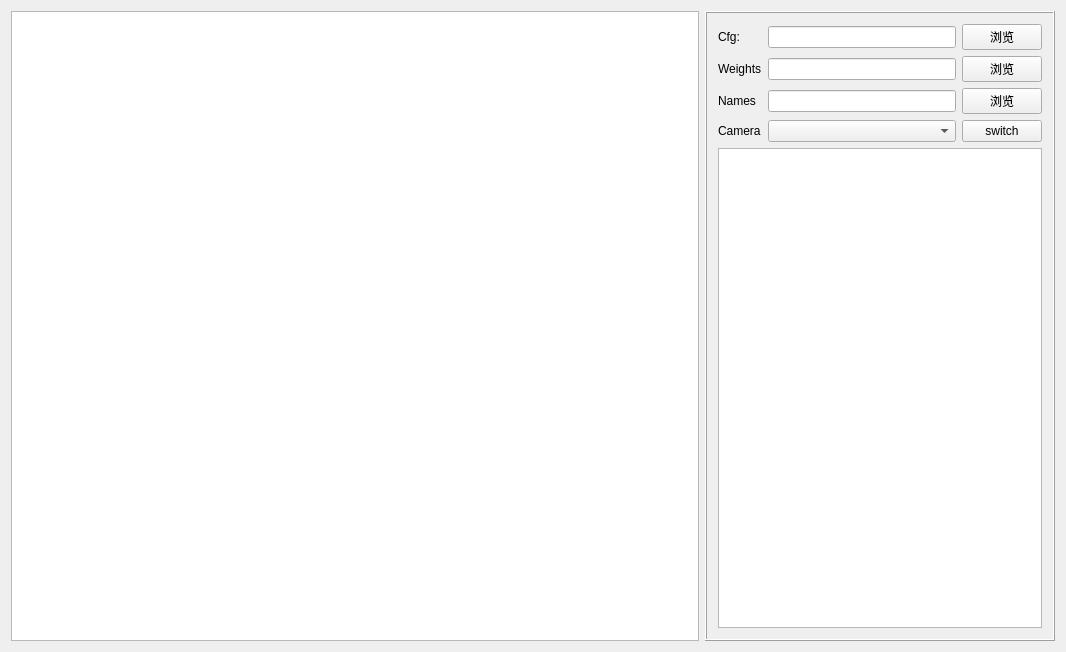
The window that src/Evision/ObjectDetectionView.ui (jiafeng5513/Evision) describes before a commit, drawn with Qt 5.
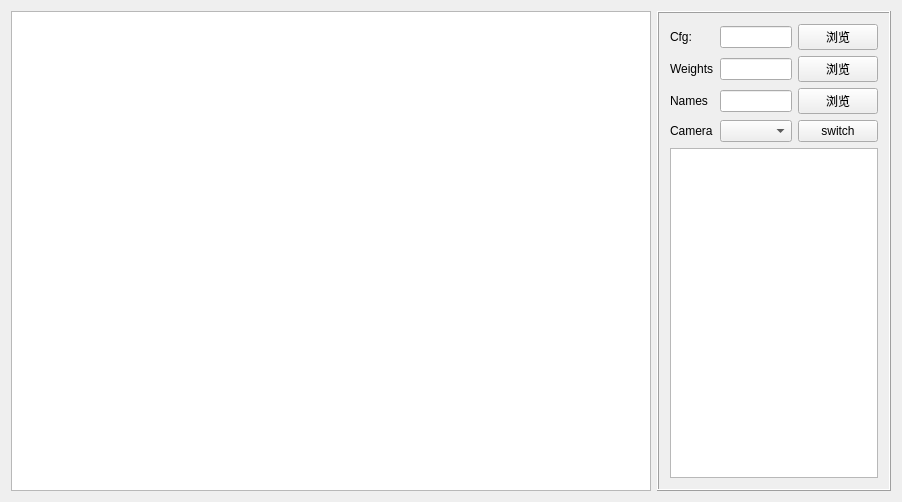
The same window after the commit.

The edit to the form file:
```diff
--- a/src/Evision/ObjectDetectionView.ui
+++ b/src/Evision/ObjectDetectionView.ui
@@ -6,8 +6,8 @@
    <rect>
     <x>0</x>
     <y>0</y>
-    <width>1066</width>
-    <height>652</height>
+    <width>884</width>
+    <height>498</height>
    </rect>
   </property>
   <property name="windowTitle">
@@ -15,7 +15,14 @@
   </property>
   <layout class="QGridLayout" name="gridLayout_2">
    <item row="0" column="0">
-    <widget class="QGraphicsView" name="graphicsView"/>
+    <widget class="QGraphicsView" name="graphicsView">
+     <property name="minimumSize">
+      <size>
+       <width>640</width>
+       <height>480</height>
+      </size>
+     </property>
+    </widget>
    </item>
    <item row="0" column="1">
     <widget class="QFrame" name="frame">
```
